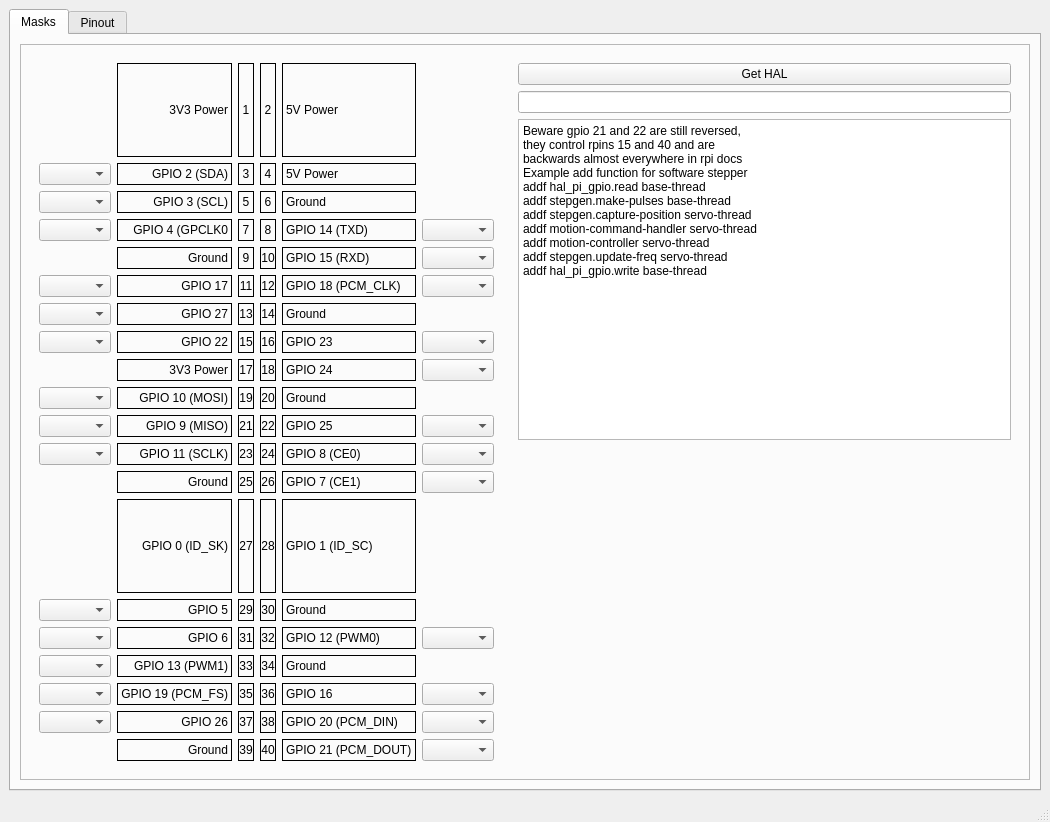
First picture: the form in rpi-gpio/src/rpi-gpio.ui, repository jethornton/rpi_gpio, before the edit.
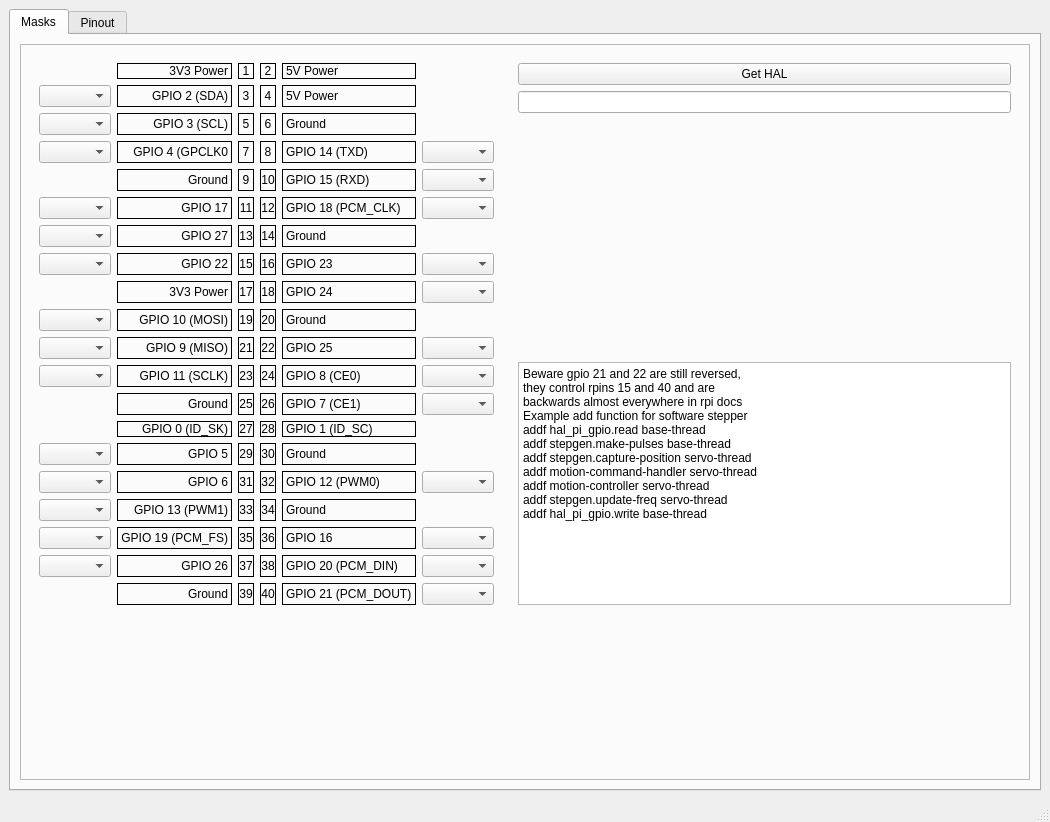
Second picture: the form after the edit.

```diff
--- a/rpi-gpio/src/rpi-gpio.ui
+++ b/rpi-gpio/src/rpi-gpio.ui
@@ -44,19 +44,6 @@
                 </property>
                </widget>
               </item>
-              <item row="3" column="0">
-               <spacer name="verticalSpacer">
-                <property name="orientation">
-                 <enum>Qt::Vertical</enum>
-                </property>
-                <property name="sizeHint" stdset="0">
-                 <size>
-                  <width>20</width>
-                  <height>40</height>
-                 </size>
-                </property>
-               </spacer>
-              </item>
               <item row="1" column="0">
                <widget class="QLineEdit" name="halLE">
                 <property name="minimumSize">
@@ -67,7 +54,7 @@
                 </property>
                </widget>
               </item>
-              <item row="2" column="0">
+              <item row="3" column="0">
                <widget class="QPlainTextEdit" name="plainTextEdit">
                 <property name="plainText">
                  <string>Beware gpio 21 and 22 are still reversed,
@@ -84,6 +71,19 @@
                 </property>
                </widget>
               </item>
+              <item row="2" column="0">
+               <spacer name="verticalSpacer">
+                <property name="orientation">
+                 <enum>Qt::Vertical</enum>
+                </property>
+                <property name="sizeHint" stdset="0">
+                 <size>
+                  <width>20</width>
+                  <height>40</height>
+                 </size>
+                </property>
+               </spacer>
+              </item>
              </layout>
             </widget>
            </item>
@@ -1211,6 +1211,19 @@
              </layout>
             </widget>
            </item>
+           <item row="1" column="0">
+            <spacer name="verticalSpacer_2">
+             <property name="orientation">
+              <enum>Qt::Vertical</enum>
+             </property>
+             <property name="sizeHint" stdset="0">
+              <size>
+               <width>20</width>
+               <height>40</height>
+              </size>
+             </property>
+            </spacer>
+           </item>
           </layout>
          </widget>
         </item>
```
